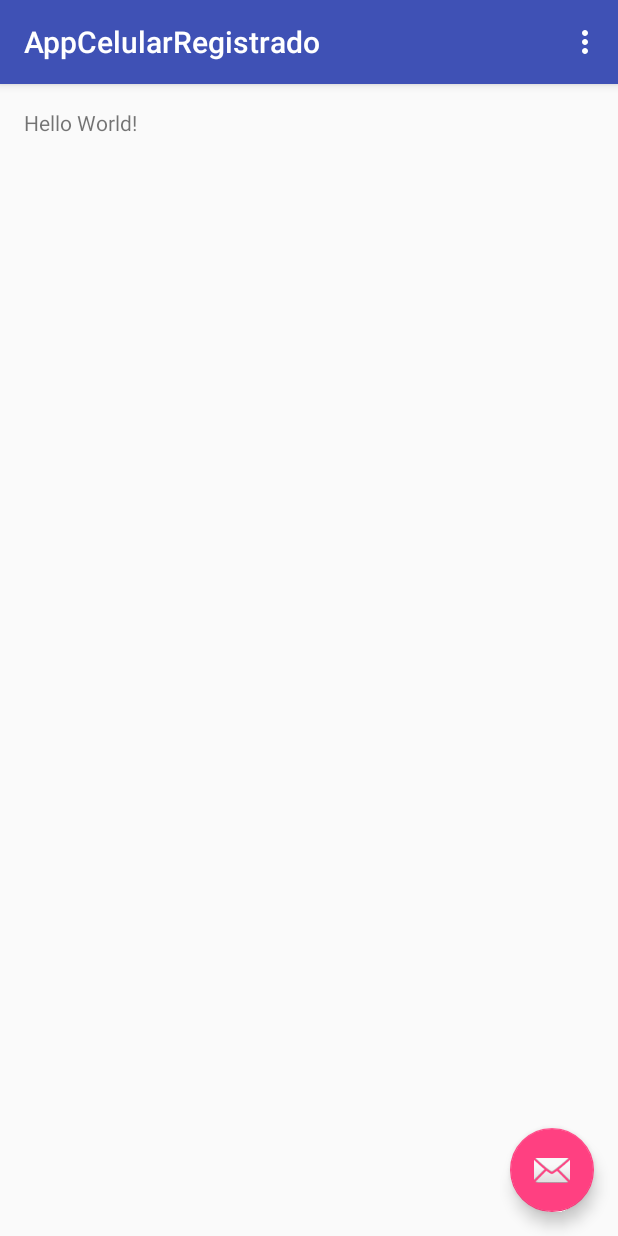
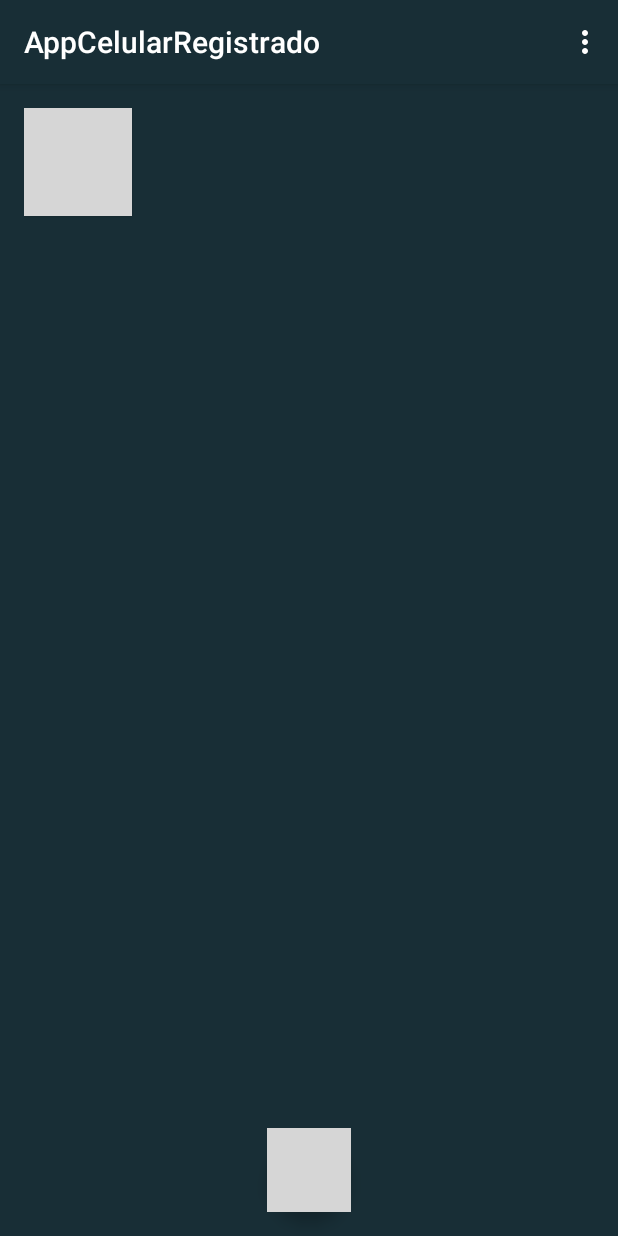
Before and after one commit to dogczar/teste, an Android app: the screen it shows after launch (MainActivity), on a phone screen of 412 x 824 dp. Run offline under Robolectric (Android 15) with nearby library versions, the phone set to English and light mode, and no system bars; grey boxes are pictures that could not be loaded.

Commit message:
Iniciando os trabalhos

```diff
--- a/AppCelularRegistrado/app/src/main/res/layout/activity_main.xml
+++ b/AppCelularRegistrado/app/src/main/res/layout/activity_main.xml
@@ -2,6 +2,7 @@
 <android.support.design.widget.CoordinatorLayout
     xmlns:android="http://schemas.android.com/apk/res/android"
     xmlns:app="http://schemas.android.com/apk/res-auto"
+    android:background="@color/colorPrimary"
     xmlns:tools="http://schemas.android.com/tools" android:layout_width="match_parent"
     android:layout_height="match_parent" android:fitsSystemWindows="true"
     tools:context=".MainActivity">
@@ -19,7 +20,9 @@
 
     <android.support.design.widget.FloatingActionButton android:id="@+id/fab"
         android:layout_width="wrap_content" android:layout_height="wrap_content"
-        android:layout_gravity="bottom|end" android:layout_margin="@dimen/fab_margin"
-        android:src="@android:drawable/ic_dialog_email" />
+        android:layout_gravity="bottom|center" android:layout_margin="@dimen/fab_margin"
+        android:src="@mipmap/celular"  app:backgroundTint="@color/colortBt" />
+
+
 
 </android.support.design.widget.CoordinatorLayout>
--- a/AppCelularRegistrado/app/src/main/res/layout/content_main.xml
+++ b/AppCelularRegistrado/app/src/main/res/layout/content_main.xml
@@ -9,6 +9,9 @@
     app:layout_behavior="@string/appbar_scrolling_view_behavior"
     tools:showIn="@layout/activity_main" tools:context=".MainActivity">
 
-    <TextView android:text="Hello World!" android:layout_width="wrap_content"
-        android:layout_height="wrap_content" />
+    <Button
+        android:layout_width="72dp"
+        android:layout_height="72dp"
+        android:background="@mipmap/bt_celular"/>
+
 </RelativeLayout>
--- a/AppCelularRegistrado/app/src/main/res/values-v21/styles.xml
+++ b/AppCelularRegistrado/app/src/main/res/values-v21/styles.xml
@@ -1,5 +1,5 @@
 <resources>>
-    <style name="AppTheme.NoActionBar">
+    <style name="AppTheme.NoActionBar" >
         <item name="windowActionBar">false</item>
         <item name="windowNoTitle">true</item>
         <item name="android:windowDrawsSystemBarBackgrounds">true</item>
--- a/AppCelularRegistrado/app/src/main/res/values/colors.xml
+++ b/AppCelularRegistrado/app/src/main/res/values/colors.xml
@@ -1,6 +1,7 @@
 <?xml version="1.0" encoding="utf-8"?>
 <resources>
-    <color name="colorPrimary">#3F51B5</color>
-    <color name="colorPrimaryDark">#303F9F</color>
-    <color name="colorAccent">#FF4081</color>
+    <color name="colorPrimary">#182E36</color>
+    <color name="colorPrimaryDark">#0F1E22</color>
+    <color name="colorAccent">#182E36</color>
+    <color name="colortBt">#36B9BD</color>
 </resources>
--- a/AppCelularRegistrado/app/src/main/res/values/styles.xml
+++ b/AppCelularRegistrado/app/src/main/res/values/styles.xml
@@ -1,7 +1,7 @@
 <resources>
 
     <!-- Base application theme. -->
-    <style name="AppTheme" parent="Theme.AppCompat.Light.DarkActionBar">
+    <style name="AppTheme" parent="Theme.AppCompat.Light.NoActionBar">
         <!-- Customize your theme here. -->
         <item name="colorPrimary">@color/colorPrimary</item>
         <item name="colorPrimaryDark">@color/colorPrimaryDark</item>
```
Also changed, not shown: 217 other files.
